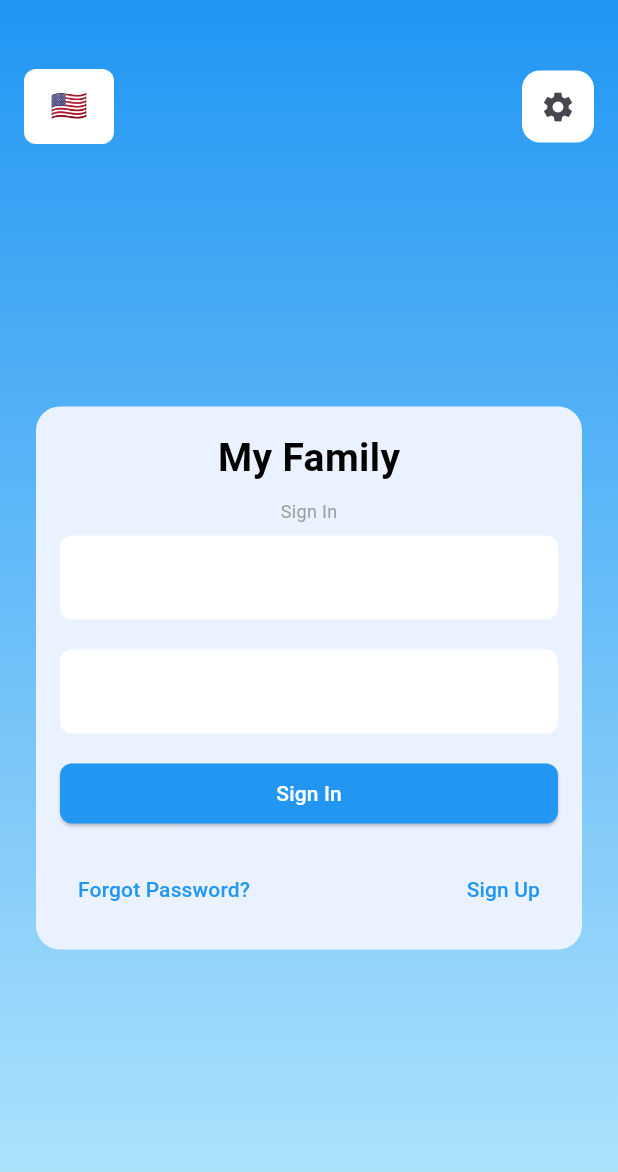
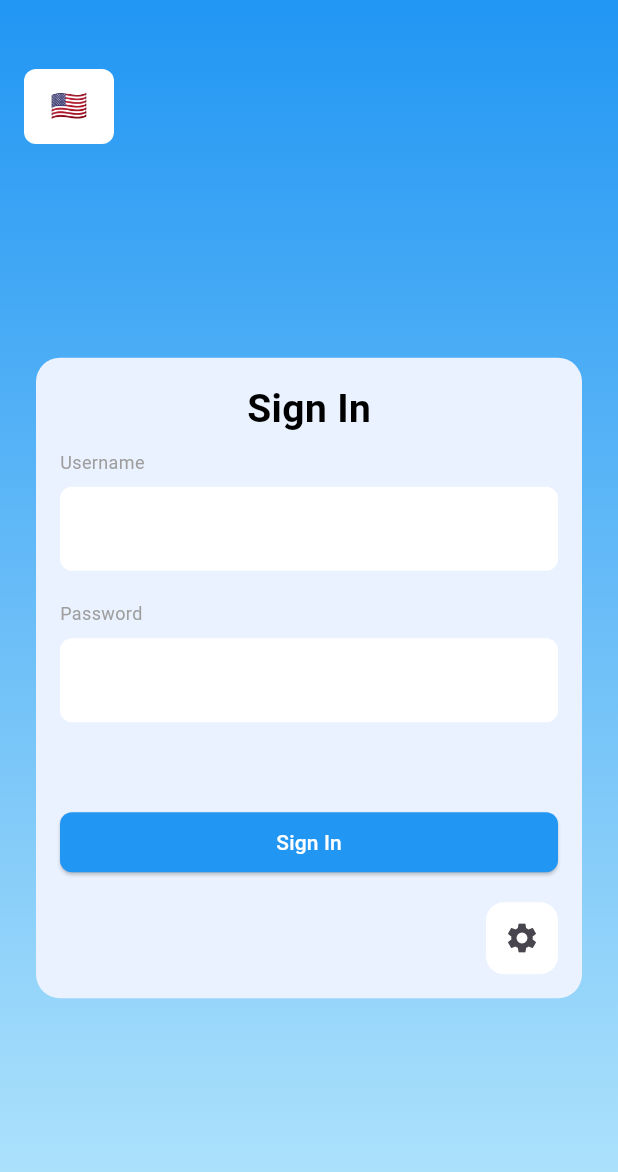
Before and after one commit to BlackTom900131/FamilyHub, a Flutter app: the screen it shows after launch, on a phone screen of 412 x 824 dp. Shown: the top 1172 px of the screen. Run offline on Flutter 3.47's test engine with Material 3 defaults, Android fonts, the light colour scheme and no system bars; our stand-ins replace flutter_svg, shared_preferences.

Commit message:
Changing login screen

```diff
--- a/lib/Screens/gallery_screen.dart
+++ b/lib/Screens/gallery_screen.dart
@@ -23,7 +23,7 @@ class GalleryScreen extends StatelessWidget {
               decoration: InputDecoration(
                 filled: true,
                 fillColor: Colors.lightBlue[50],
-                hintText: 'Search photos',
+                hintText: 'Search',
                 prefixIcon: Icon(Icons.search),
                 border: InputBorder.none,
                 enabledBorder: InputBorder.none,
--- a/lib/immuch/photo_gallery_item.dart
+++ b/lib/immuch/photo_gallery_item.dart
@@ -15,17 +15,17 @@ class PhotoGalleryItem extends StatelessWidget {
   @override
   Widget build(BuildContext context) {
     return Card(
-      margin: const EdgeInsets.all(8),
+      margin: const EdgeInsets.all(0),
       shape: RoundedRectangleBorder(borderRadius: BorderRadius.circular(12)),
       elevation: 4,
       child: Padding(
-        padding: const EdgeInsets.all(12),
+        padding: const EdgeInsets.all(0),
         child: Column(
           crossAxisAlignment: CrossAxisAlignment.start,
           children: [
             // 2x2 grid of images
             SizedBox(
-              height: 140,
+              height: 200,
               child: GridView.builder(
                 physics: const NeverScrollableScrollPhysics(),
                 gridDelegate: const SliverGridDelegateWithFixedCrossAxisCount(
--- a/lib/login/login_screen.dart
+++ b/lib/login/login_screen.dart
@@ -69,20 +69,9 @@ class _LoginScreenState extends State<LoginScreen> {
             children: [
               const SizedBox(height: 30),
               Row(
-                mainAxisAlignment: MainAxisAlignment.center,
+                mainAxisAlignment: MainAxisAlignment.start,
                 children: [
                   const LanguageSelector(),
-                  const Spacer(),
-                  Container(
-                    decoration: BoxDecoration(
-                      color: Colors.white,
-                      borderRadius: BorderRadius.circular(12),
-                    ),
-                    child: IconButton(
-                      icon: const Icon(Icons.settings),
-                      onPressed: () {},
-                    ),
-                  ),
                 ],
               ),
               Expanded(
@@ -103,7 +92,7 @@ class _LoginScreenState extends State<LoginScreen> {
                             child: Padding(
                               padding: EdgeInsets.only(bottom: 8.0),
                               child: Text(
-                                'My Family',
+                                'Sign In',
                                 style: TextStyle(
                                   color: Colors.black,
                                   fontSize: 26,
@@ -113,11 +102,11 @@ class _LoginScreenState extends State<LoginScreen> {
                             ),
                           ),
                           const Align(
-                            alignment: Alignment.center,
+                            alignment: Alignment.centerLeft,
                             child: Padding(
                               padding: EdgeInsets.only(bottom: 8.0),
                               child: Text(
-                                'Sign In',
+                                'Username',
                                 style: TextStyle(
                                   color: Colors.grey,
                                   fontSize: 12,
@@ -145,6 +134,19 @@ class _LoginScreenState extends State<LoginScreen> {
                             ),
                           ),
                           const SizedBox(height: 20),
+                          const Align(
+                            alignment: Alignment.centerLeft,
+                            child: Padding(
+                              padding: EdgeInsets.only(bottom: 8.0),
+                              child: Text(
+                                'Password',
+                                style: TextStyle(
+                                  color: Colors.grey,
+                                  fontSize: 12,
+                                ),
+                              ),
+                            ),
+                          ),
                           TextField(
                             controller: _passwordController,
                             decoration: InputDecoration(
@@ -172,6 +174,7 @@ class _LoginScreenState extends State<LoginScreen> {
                             ),
                             const SizedBox(height: 10),
                           ],
+                          const SizedBox(height: 40),
                           SizedBox(
                             width: double.infinity,
                             child: ElevatedButton(
@@ -192,24 +195,16 @@ class _LoginScreenState extends State<LoginScreen> {
                           SizedBox(
                             width: double.infinity,
                             child: Row(
-                              mainAxisAlignment: MainAxisAlignment.spaceBetween,
+                              mainAxisAlignment: MainAxisAlignment.end,
                               children: [
-                                TextButton(
-                                  onPressed: () {
-                                    // TODO: Implement Forgot Password
-                                  },
-                                  child: const Text(
-                                    'Forgot Password?',
-                                    style: TextStyle(color: Colors.blue),
+                                Container(
+                                  decoration: BoxDecoration(
+                                    color: Colors.white,
+                                    borderRadius: BorderRadius.circular(12),
                                   ),
-                                ),
-                                TextButton(
-                                  onPressed: () {
-                                    // TODO: Implement Sign Up
-                                  },
-                                  child: const Text(
-                                    'Sign Up',
-                                    style: TextStyle(color: Colors.blue),
+                                  child: IconButton(
+                                    icon: const Icon(Icons.settings),
+                                    onPressed: () {},
                                   ),
                                 ),
                               ],
```
